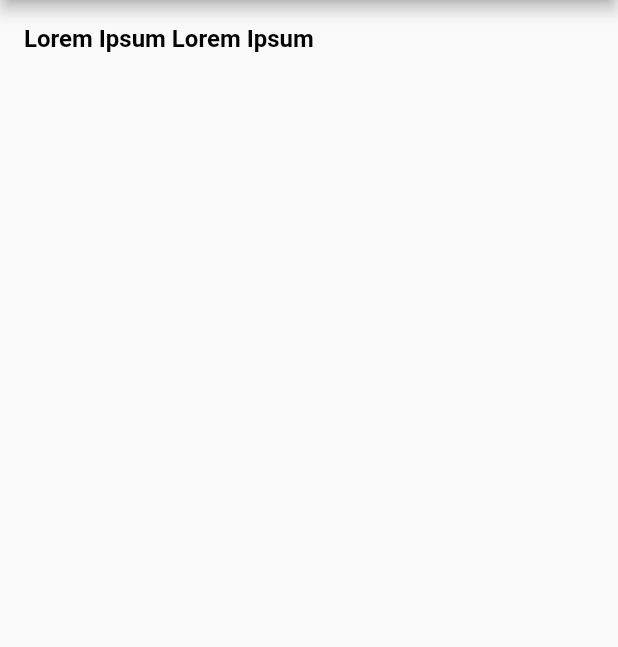
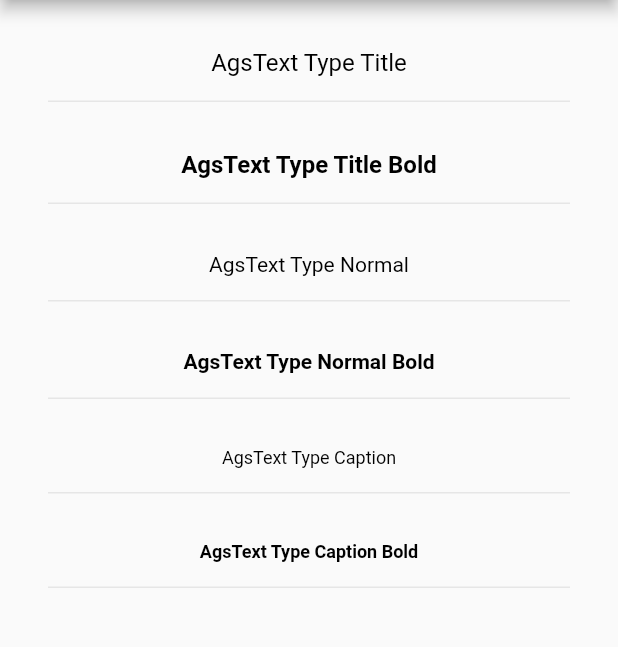
Before and after one commit to agsant/agsant_package, a Flutter app: the screen it shows after launch, after a tap on "Ags Text", on a phone screen of 412 x 824 dp, the part 84-731 px from its top. Run offline on Flutter 3.47's test engine with Material 2 defaults, Android fonts, the phone set to English and light mode, and no system bars.

Commit message:
ags button

```diff
--- a/example/lib/src/main_page/main_page.dart
+++ b/example/lib/src/main_page/main_page.dart
@@ -1,4 +1,5 @@
 import 'package:agsant_package/agsant_package.dart';
+import 'package:example/src/pages/ags_button_example_page.dart';
 import 'package:example/src/pages/ags_text_example_page.dart';
 import 'package:flutter/cupertino.dart';
 import 'package:flutter/material.dart';
@@ -22,6 +23,11 @@ class MainPage extends StatelessWidget {
             context: context,
             title: 'Ags Text',
             targetWidget: const AgsTextExamplePage(),
+          ),
+          _getItem(
+            context: context,
+            title: 'Ags Button',
+            targetWidget: const AgsButtonExamplePage(),
           )
         ],
       ),
--- /dev/null
+++ b/example/lib/src/pages/ags_button_example_page.dart
@@ -0,0 +1,79 @@
+import 'package:agsant_package/agsant_package.dart';
+import 'package:flutter/material.dart';
+
+class AgsButtonExamplePage extends StatelessWidget {
+  const AgsButtonExamplePage({Key? key}) : super(key: key);
+
+  @override
+  Widget build(BuildContext context) {
+    return Scaffold(
+      appBar: AppBar(
+        title: AgsText('Example AgsButton'),
+      ),
+      body: Container(
+        padding: const EdgeInsets.all(16),
+        child: ListView(
+          children: [
+            _getSectionWidget(
+              title: 'Button Type Primary',
+              type: AgsButtonType.primary,
+            ),
+            _getSectionWidget(
+              title: 'Button Type Primary Danger',
+              type: AgsButtonType.primaryDanger,
+            ),
+            _getSectionWidget(
+              title: 'Button Type Outline',
+              type: AgsButtonType.outline,
+            ),
+            _getSectionWidget(
+              title: 'Button Type Outline Custom Color',
+              type: AgsButtonType.outline,
+              color: AgsColor.greenWhatsapp,
+            ),
+            _getSectionWidget(
+              title: 'Button Type Rounded',
+              type: AgsButtonType.roundedButton,
+            ),
+            _getSectionWidget(
+              title: 'Button Type Rounded Custom Color',
+              type: AgsButtonType.roundedButton,
+              color: AgsColor.black,
+            ),
+            _getSectionWidget(
+              title: 'Button Type Text',
+              type: AgsButtonType.text,
+            ),
+          ],
+        ),
+      ),
+    );
+  }
+
+  Widget _getSectionWidget({
+    required String title,
+    required AgsButtonType type,
+    Color? color,
+  }) {
+    return Column(
+      children: [
+        AgsButton(
+          title: title,
+          type: type,
+          color: color,
+          onTap: () {},
+        ),
+        const SizedBox(
+          height: 16,
+        ),
+        Container(
+          height: 1,
+          color: AgsColor.grey20,
+        ),
+        const SizedBox(
+          height: 16,
+        ),
+      ],
+    );
+  }
+}
--- a/example/lib/src/pages/ags_text_example_page.dart
+++ b/example/lib/src/pages/ags_text_example_page.dart
@@ -12,13 +12,61 @@ class AgsTextExamplePage extends StatelessWidget {
       ),
       body: Container(
         padding: const EdgeInsets.all(16),
-        child: SingleChildScrollView(
-          child: AgsText(
-            'Lorem Ipsum Lorem Ipsum',
-            type: AgsTextType.titleBold,
-          ),
+        child: ListView(
+          children: [
+            _getSectionWidget(
+              title: 'AgsText Type Title',
+              type: AgsTextType.title,
+            ),
+            _getSectionWidget(
+              title: 'AgsText Type Title Bold',
+              type: AgsTextType.titleBold,
+            ),
+            _getSectionWidget(
+              title: 'AgsText Type Normal',
+              type: AgsTextType.normal,
+            ),
+            _getSectionWidget(
+              title: 'AgsText Type Normal Bold',
+              type: AgsTextType.normalBold,
+            ),
+            _getSectionWidget(
+              title: 'AgsText Type Caption',
+              type: AgsTextType.caption,
+            ),
+            _getSectionWidget(
+              title: 'AgsText Type Caption Bold',
+              type: AgsTextType.captionBold,
+            ),
+          ],
         ),
       ),
     );
   }
+
+  Widget _getSectionWidget({
+    required String title,
+    required AgsTextType type,
+  }) {
+    return Container(
+      padding: const EdgeInsets.all(16),
+      child: Column(
+        children: [
+          AgsText(
+            title,
+            type: type,
+          ),
+          const SizedBox(
+            height: 16,
+          ),
+          Container(
+            height: 1,
+            width: double.infinity,
+            color: AgsColor.grey20,
+            padding: const EdgeInsets.symmetric(vertical: 8),
+          ),
+        ],
+      ),
+    );
+  }
 }
--- a/lib/agsant_package.dart
+++ b/lib/agsant_package.dart
@@ -2,6 +2,9 @@ library agsant_package;
 
 /// Configs
 export 'package:agsant_package/src/config/ags_text_styles.dart';
+export 'package:agsant_package/src/consts/ags_colors.dart';
 
 /// Widgets
 export 'package:agsant_package/src/widgets/ags_text.dart';
+export 'package:agsant_package/src/enums/ags_button_type.dart';
+export 'package:agsant_package/src/widgets/ags_button.dart';
```
Also changed, not shown: lib/src/enums/ags_button_type.dart (added, +7 -0 lines), lib/src/widgets/ags_button.dart (added, +120 -0 lines).
